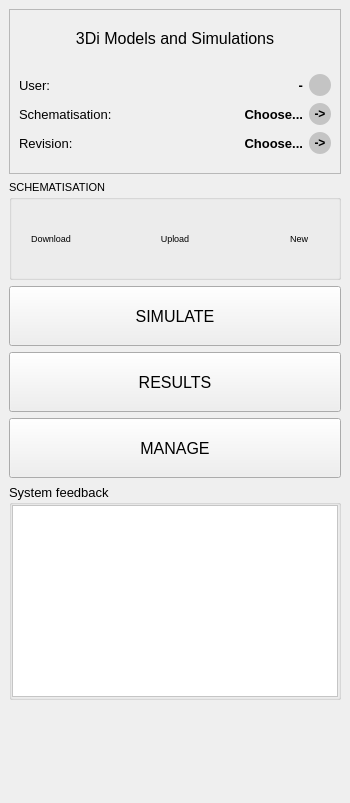
Qt form threedi_models_and_simulations/ui/threedi_dockwidget.ui (nens/threedi-api-qgis-client) before a commit.
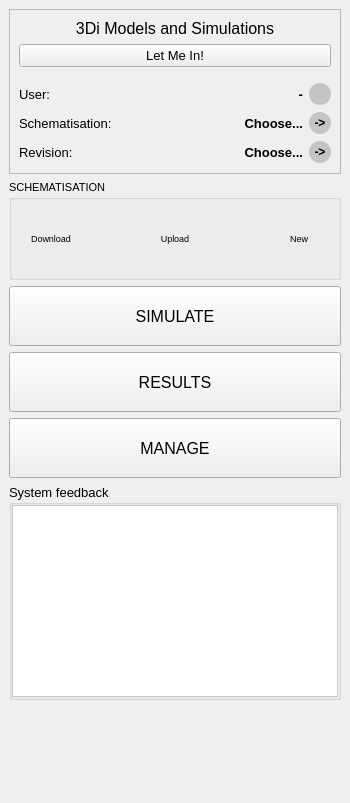
The same form after that commit. Icons and pictures are not drawn. Custom widgets are drawn as their Qt base class.

Commit message: Work on the implementing an OAuth2 authorization method.

What changed in the file:
```diff
--- a/threedi_models_and_simulations/ui/threedi_dockwidget.ui
+++ b/threedi_models_and_simulations/ui/threedi_dockwidget.ui
@@ -464,7 +464,7 @@
          </property>
         </widget>
        </item>
-       <item row="1" column="0">
+       <item row="2" column="0">
         <widget class="QWidget" name="widget_authorized" native="true">
          <property name="sizePolicy">
           <sizepolicy hsizetype="Preferred" vsizetype="Preferred">
@@ -734,6 +734,13 @@
          </layout>
         </widget>
        </item>
+       <item row="1" column="0">
+        <widget class="QPushButton" name="pb_lmi">
+         <property name="text">
+          <string>Let Me In!</string>
+         </property>
+        </widget>
+       </item>
       </layout>
      </widget>
     </item>
```
Left out of the diff: 4 changed lines with no effect on the pictures. The commit also changes 2 other files.
